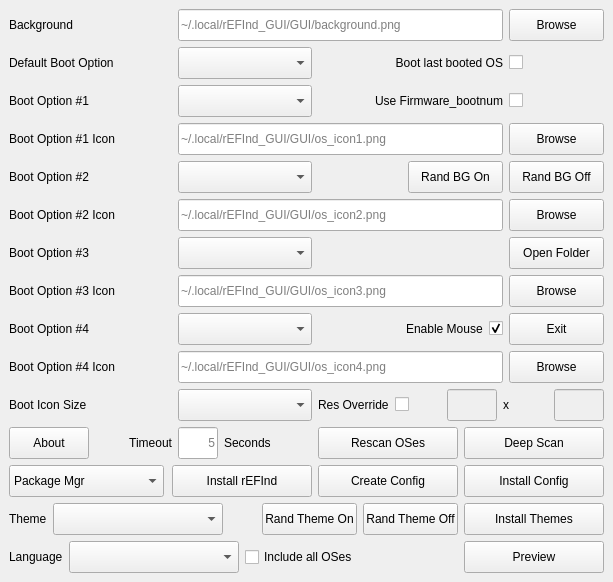
jlobue10/rEFInd_GUI, file GUI/src/mainwindow.ui: the form before one commit.
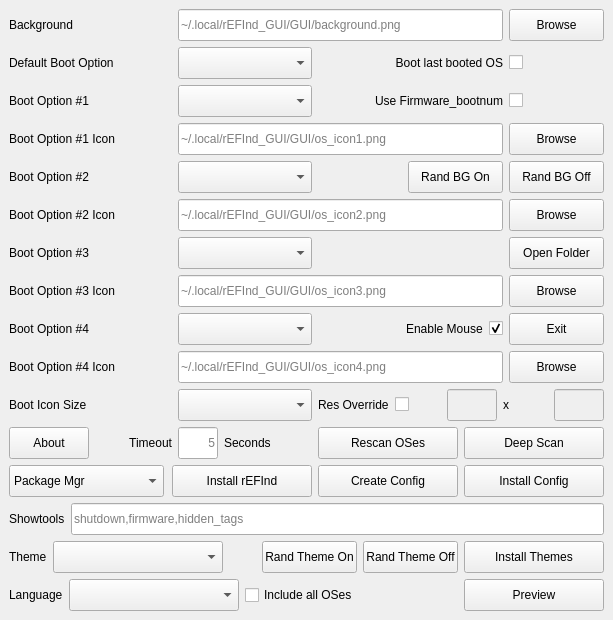
The form after the commit. Icons and pictures are not drawn.

Commit message: Add Showtools row: comma-separated showtools options with validation

```diff
--- a/GUI/src/mainwindow.ui
+++ b/GUI/src/mainwindow.ui
@@ -935,7 +935,46 @@
        </item>
       </layout>
      </item>
-     <item row="14" column="0" colspan="7">
+     <item row="13" column="0" colspan="7">
+      <layout class="QHBoxLayout" name="showtoolsRowLayout">
+       <item>
+        <widget class="QLabel" name="Showtools_label">
+         <property name="text">
+          <string>Showtools</string>
+         </property>
+         <property name="toolTip">
+          <string>Tools offered on the second row of the rEFInd boot menu (the showtools setting)</string>
+         </property>
+        </widget>
+       </item>
+       <item>
+        <widget class="QLineEdit" name="Showtools_lineEdit">
+         <property name="minimumSize">
+          <size>
+           <width>170</width>
+           <height>32</height>
+          </size>
+         </property>
+         <property name="maximumSize">
+          <size>
+           <width>16777215</width>
+           <height>32</height>
+          </size>
+         </property>
+         <property name="toolTip">
+          <string>Comma-separated list of tools to offer on the second row of the rEFInd boot menu. Leave blank to show no tools. Valid entries: shell, memtest, gdisk, gptsync, install, bootorder, apple_recovery, csr_rotate, mok_tool, fwupdate, netboot, about, hidden_tags, exit, shutdown, reboot, firmware</string>
+         </property>
+         <property name="placeholderText">
+          <string notr="true">shutdown,firmware,hidden_tags</string>
+         </property>
+         <property name="clearButtonEnabled">
+          <bool>true</bool>
+         </property>
+        </widget>
+       </item>
+      </layout>
+     </item>
+     <item row="15" column="0" colspan="7">
       <layout class="QHBoxLayout" name="bottomRowLayout">
        <item>
         <widget class="QLabel" name="Language_label">
@@ -1007,7 +1046,7 @@
        </item>
       </layout>
      </item>
-     <item row="13" column="0" colspan="7">
+     <item row="14" column="0" colspan="7">
       <layout class="QHBoxLayout" name="themeRowLayout">
        <item>
         <widget class="QLabel" name="Theme_label">
```
The commit also changes 23 other files.
